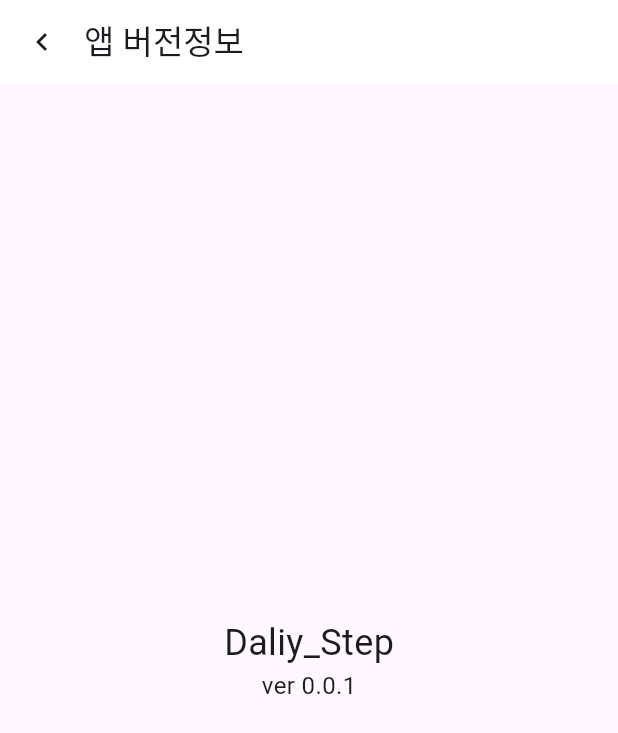
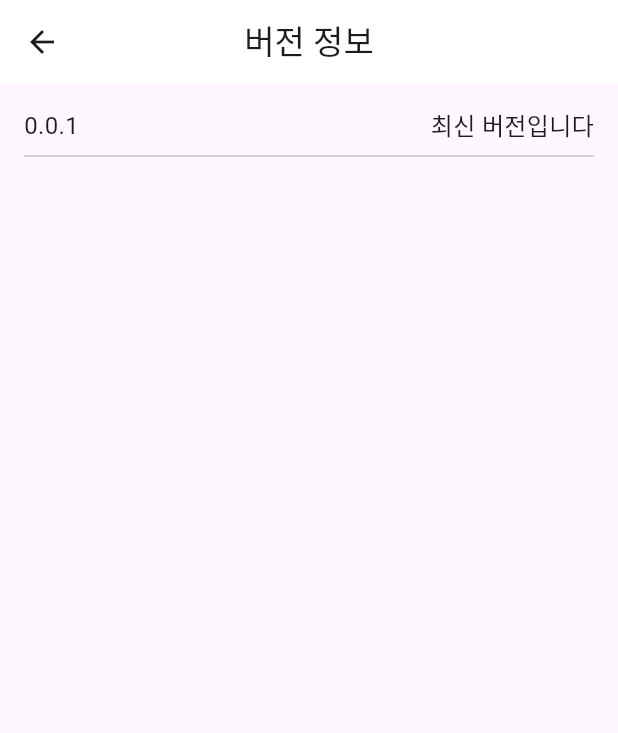
Before and after one commit to Daily-Step/daily-step-app, a Flutter app: the MyPageScreen screen opened directly, after a tap on "버전 정보", on a phone screen of 412 x 824 dp. Shown: the top 733 px of the screen. Run offline on Flutter 3.47's test engine with Material 3 defaults, Android fonts, the phone set to English and light mode, and no system bars; our stand-ins replace dio, flutter_dotenv, flutter_riverpod, flutter_secure_storage, freezed_annotation, go_router and 5 more; missing offline and left inert: flutter_naver_login, kakao_flutter_sdk, nav; accounts and stored records are empty; generated files the repository leaves out were written again; network calls fail.

Commit message:
버전 디자인 수정

```diff
--- a/lib/feature/mypage/view/mypage_screen.dart
+++ b/lib/feature/mypage/view/mypage_screen.dart
@@ -48,8 +48,7 @@ class MyPageScreen extends ConsumerWidget {
                           children: [
                             Text(
                               '${user.userName}님의 챌린지',
-                              style: TextStyle(
-                                  fontSize: 20, fontWeight: FontWeight.bold),
+                              style: TextStyle(fontSize: 20, fontWeight: FontWeight.bold),
                             ),
                             SizedBox(height: 4),
                             TextButton(
@@ -145,13 +144,20 @@ class MyPageScreen extends ConsumerWidget {
               "앱 설정",
               style: TextStyle(fontSize: 13, fontWeight: FontWeight.normal),
             ),
-            ListTile(
-              contentPadding: EdgeInsets.zero,
-              title: Text("카테고리 설정"),
-              trailing: Icon(Icons.arrow_forward_ios),
-              onTap: () {
-                context.go('/main/myPage/category_settings/category');
-              },
+            SizedBox(
+              height: 24,
+            ),
+            Row(
+              mainAxisAlignment: MainAxisAlignment.spaceBetween,
+              children: [
+                Text("Push 알림"),
+                Switch(
+                  value: ref.watch(myPageViewModelProvider)?.isPushNotificationEnabled ?? false,
+                  onChanged: (value) {
+                    ref.read(myPageViewModelProvider.notifier).togglePushNotification();
+                  },
+                ),
+              ],
             ),
             Divider(),
             ListTile(
@@ -163,22 +169,13 @@ class MyPageScreen extends ConsumerWidget {
               },
             ),
             Divider(),
-            Row(
-              mainAxisAlignment: MainAxisAlignment.spaceBetween,
-              children: [
-                Text("Push 알림"),
-                Switch(
-                  value: ref
-                          .watch(myPageViewModelProvider)
-                          ?.isPushNotificationEnabled ??
-                      false,
-                  onChanged: (value) {
-                    ref
-                        .read(myPageViewModelProvider.notifier)
-                        .togglePushNotification();
-                  },
-                ),
-              ],
+            ListTile(
+              contentPadding: EdgeInsets.zero,
+              title: Text("문의하기"),
+              trailing: Icon(Icons.arrow_forward_ios),
+              onTap: () {
+                context.go('/main/myPage/category_settings/category');
+              },
             ),
             Divider(),
             ListTile(
--- a/lib/feature/mypage/view/settings/version_info/version_info_screen.dart
+++ b/lib/feature/mypage/view/settings/version_info/version_info_screen.dart
@@ -11,31 +11,42 @@ class VersionInfoScreen extends StatelessWidget {
       appBar: AppBar(
         backgroundColor: Colors.white,
         titleSpacing: 0,
-        title: Text('앱 버전정보'),
+        centerTitle: true,
+        title: Text('버전 정보'),
         leading: IconButton(
           onPressed: () {
             context.go('/main/myPage'); // 이전 페이지로 가는 대신 올바른 경로로 이동
           },
-          icon: Icon(Icons.keyboard_arrow_left),
+          icon: Icon(Icons.arrow_back),
         ),
       ),
-      body: Center(
+      body: Container(
+        width: double.infinity,
         child: FutureBuilder<PackageInfo>(
           future: PackageInfo.fromPlatform(),
           builder: (context, snapshot) {
             final packageInfo = snapshot.data; // 데이터가 있을 경우 사용
-            return Column(
-              mainAxisSize: MainAxisSize.min,
+            return Padding(
+              padding: const EdgeInsets.all(16.0),
+              child: Column(
+                children: [
+                  Row(
+                    mainAxisAlignment: MainAxisAlignment.spaceBetween, // 양쪽 끝으로 배치
                     children: [
                       Text(
-                  'Daliy_Step',
-                  style: TextStyle(fontSize: 24),
+                        '${packageInfo?.version ?? ""}', // 데이터가 없을 경우 기본 메시지 표시
+                        style: TextStyle(fontSize: 16),
                       ),
+                      // TODO : 배포 후 스토어 파싱해서 최신 여부 판별 해야
                       Text(
-                  'ver ${packageInfo?.version ?? ""}', // 데이터가 없을 경우 기본 메시지 표시
+                        '최신 버전입니다',
                         style: TextStyle(fontSize: 16),
                       ),
                     ],
+                  ),
+                  Divider(), // Row 외부에 위치
+                ],
+              ),
             );
           },
         ),
```
Lines whose indentation alone changed are shown as unchanged.
